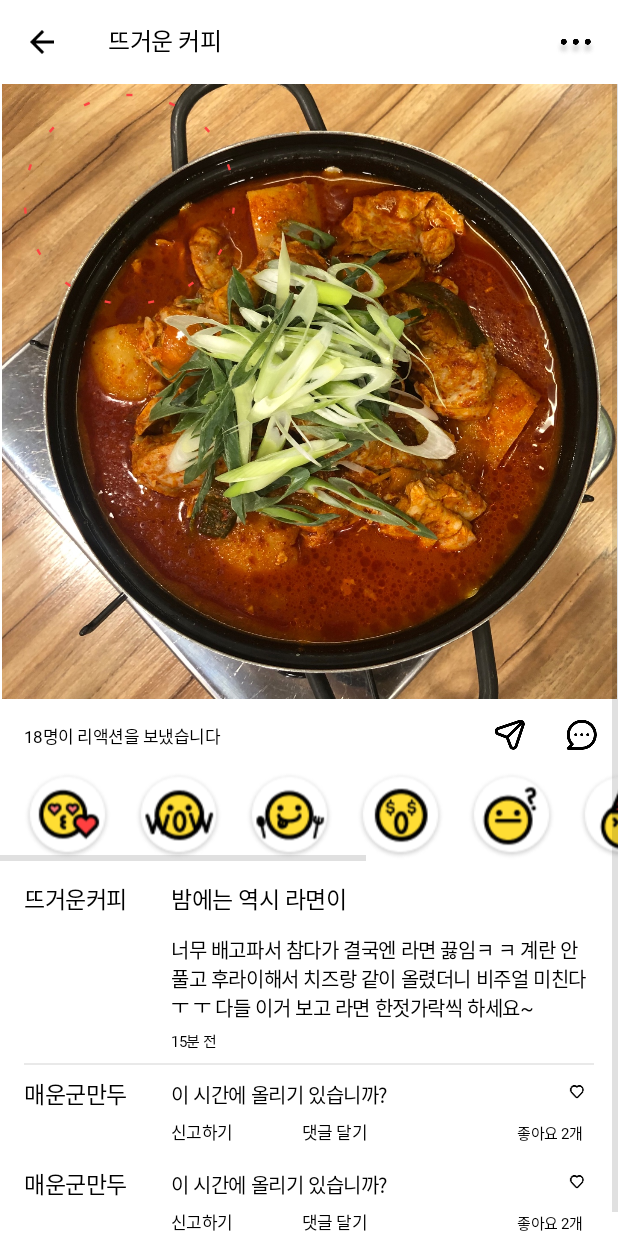
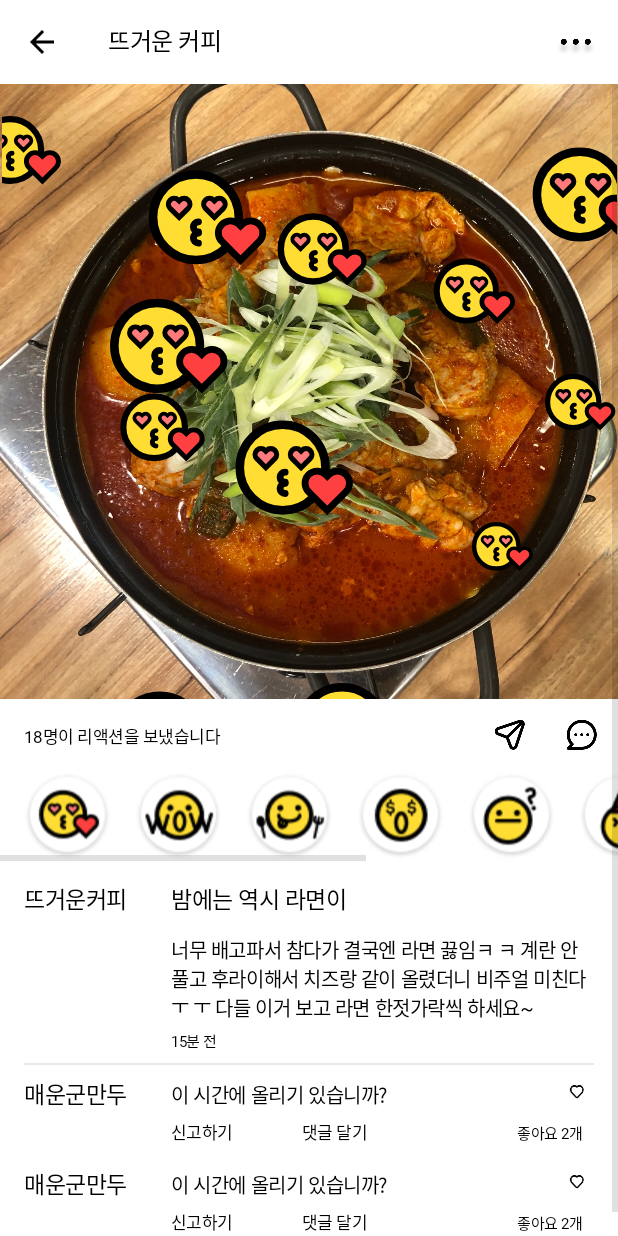
Before and after one commit to JiYoungDo/Lifoo_v1.1, an Android app: the layout activity_post_detail.xml on its own in the app's theme, with its tools: preview values and no code run, on a phone screen of 412 x 824 dp. Run offline under Robolectric (Android 15) with nearby library versions, the phone set to English and light mode, and no system bars.

Commit message:
change imoji

```diff
--- a/app/src/main/res/layout/activity_post_detail.xml
+++ b/app/src/main/res/layout/activity_post_detail.xml
@@ -69,6 +69,7 @@
                 <ImageView
                     android:id="@+id/post_detail_iv_postImage"
                     android:layout_width="match_parent"
+                    android:scaleType="fitXY"
                     android:layout_height="match_parent"
                     android:src="@drawable/food_image"/>
 
@@ -77,9 +78,9 @@
                     android:layout_width="match_parent"
                     android:layout_height="match_parent"
                     app:lottie_autoPlay="true"
-                    app:lottie_fileName="imoji_50.json"
-                    app:lottie_loop="true"
-                    />
+                    app:lottie_fileName="imoji_heart.json"
+                    app:lottie_loop="false"/>
+
 
             </FrameLayout>
 
```
Also changed, not shown: app/src/main/java/com/GoogooCorn/lifoo_v11/src/PostDetailActivity/PostDetailActivity.java (+33 -3 lines).
